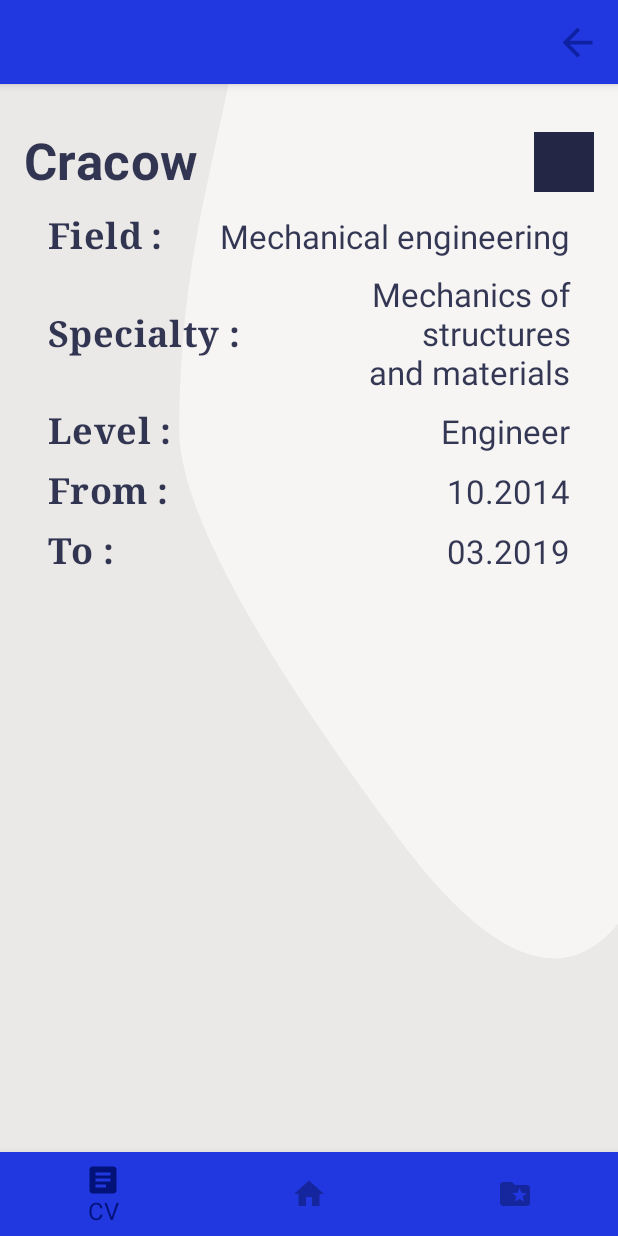
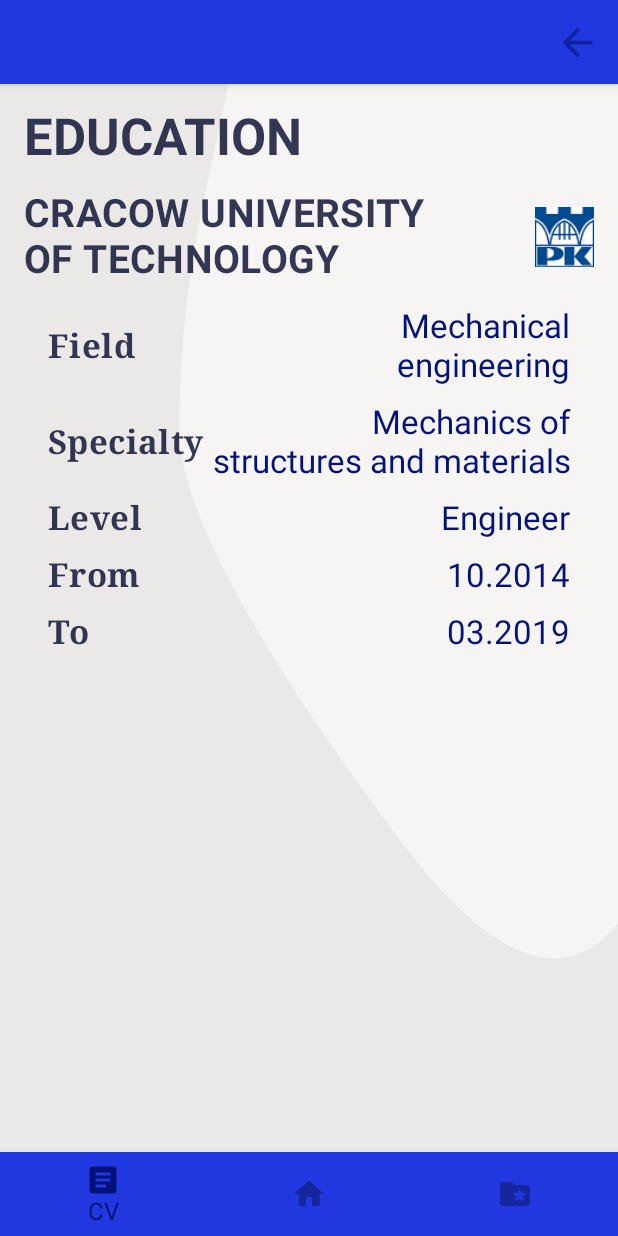
Before and after one commit to DBaw/CvApp, an Android app built with Jetpack Compose: the EducationScreen screen opened through its navigation route, on a phone screen of 412 x 824 dp. Run offline under Robolectric (Android 15) with nearby library versions, the phone set to English and light mode, and no system bars; our stand-ins replace constraintlayout-compose.

Commit message:
Headers in screens. Font sizes from Material Theme. Changes in font colors. Icon in experience and education screen

```diff
--- a/app/src/main/java/com/example/cvapp/screens/ContactScreen.kt
+++ b/app/src/main/java/com/example/cvapp/screens/ContactScreen.kt
@@ -50,8 +50,8 @@ fun ContactScreen() {
         Column {
             Text(
                 text = "CONTACT",
-                color = MaterialTheme.colors.primary,
-                fontSize = 30.sp,
+                color = MaterialTheme.colors.onBackground,
+                fontSize = MaterialTheme.typography.h4.fontSize,
                 fontWeight = FontWeight.Bold,
                 letterSpacing = 3.sp,
                 modifier = Modifier
--- a/app/src/main/java/com/example/cvapp/screens/EducationScreen.kt
+++ b/app/src/main/java/com/example/cvapp/screens/EducationScreen.kt
@@ -4,14 +4,17 @@ import androidx.compose.foundation.Canvas
 import androidx.compose.foundation.background
 import androidx.compose.foundation.layout.*
 import androidx.compose.material.MaterialTheme
+import androidx.compose.material.Text
 import androidx.compose.runtime.Composable
 import androidx.compose.ui.Modifier
 import androidx.compose.ui.graphics.Color
 import androidx.compose.ui.graphics.painter.Painter
 import androidx.compose.ui.res.painterResource
+import androidx.compose.ui.text.font.FontWeight
 import com.example.cvapp.R
 import com.example.cvapp.patterns.randomPatternPath
 import com.example.cvapp.screens.functions.ExpEduData
+import com.example.cvapp.ui.theme.Paddings
 
 @Composable
 fun EducationScreen() {
@@ -32,16 +35,27 @@ fun EducationScreen() {
                 color = patternColor
             )
         }
+Column {
+    Text(
+        text = "EDUCATION",
+        color = MaterialTheme.colors.onBackground,
+        fontWeight = FontWeight.Bold,
+        fontSize = MaterialTheme.typography.h4.fontSize,
+        modifier = Modifier
+            .padding(horizontal = Paddings.Big.padding)
+            .padding(top = Paddings.Big.padding)
+    )
+    Edu(
+        place = "CRACOW UNIVERSITY\nOF TECHNOLOGY",
+        icon = painterResource(id = R.drawable.pk_logo),
+        field = "Mechanical\nengineering",
+        specialty = "Mechanics of\n structures and materials",
+        level = "Engineer",
+        startDate = "10.2014",
+        endDate = "03.2019"
+    )
+}
 
-            Edu(
-            place = "Cracow",
-            icon = painterResource(id = R.drawable.pk_logo),
-            field = "Mechanical engineering",
-            specialty = "Mechanics of structures\nand materials",
-            level = "Engineer",
-            startDate = "10.2014",
-            endDate = "03.2019"
-        )
         }
     }
 
@@ -49,7 +63,6 @@ fun EducationScreen() {
 fun Edu(place: String, icon: Painter, field: String, specialty: String, level: String, startDate: String, endDate: String){
     Box(
         modifier = Modifier
-            //.padding(Paddings.Large.padding)
             .background(Color.Transparent)
     ) {
 
--- a/app/src/main/java/com/example/cvapp/screens/HomeScreen.kt
+++ b/app/src/main/java/com/example/cvapp/screens/HomeScreen.kt
@@ -44,7 +44,7 @@ fun HomeScreen() {
                 Text(
                     text = "HELLO!",
                     fontWeight = FontWeight.Bold,
-                    fontSize = 30.sp,
+                    fontSize = MaterialTheme.typography.h4.fontSize,
                     letterSpacing = 3.sp,
                     color = MaterialTheme.colors.primary,
                     modifier = Modifier
--- a/app/src/main/java/com/example/cvapp/screens/ProjectsScreen.kt
+++ b/app/src/main/java/com/example/cvapp/screens/ProjectsScreen.kt
@@ -51,7 +51,7 @@ fun ProjectsScreen() {
 
             Text(
                 text = "MY PROJECTS",
-                color = MaterialTheme.colors.primary,
+                color = MaterialTheme.colors.onBackground,
                 fontSize = 30.sp,
                 fontWeight = FontWeight.Bold,
                 letterSpacing = 3.sp,
--- a/app/src/main/java/com/example/cvapp/screens/functions/CvExpEdu.kt
+++ b/app/src/main/java/com/example/cvapp/screens/functions/CvExpEdu.kt
@@ -7,6 +7,8 @@ import androidx.compose.material.Text
 import androidx.compose.runtime.Composable
 import androidx.compose.ui.Alignment
 import androidx.compose.ui.Modifier
+import androidx.compose.ui.graphics.Color
+import androidx.compose.ui.graphics.Color.Companion.Unspecified
 import androidx.compose.ui.graphics.painter.Painter
 import androidx.compose.ui.text.font.FontWeight
 import androidx.compose.ui.text.style.TextAlign
@@ -19,28 +21,27 @@ fun ExpEduData(
     description: String? = null,
     head: String? = null,
     icon: Painter? = null,
-    responsibilities: String? = null
+    responsibilities: List<String>? = null
 ) {
     if (responsibilities == null) {
         Row(
             modifier = Modifier
                 .fillMaxWidth()
                 .padding(
-                    start = if (head != null) Paddings.Big.padding else Paddings.Large.padding,
-                    end = if (head != null) Paddings.Big.padding else Paddings.Large.padding,
-                    top = if (head != null) Paddings.Large.padding else Paddings.Medium.padding,
+                    top = if (head != null) Paddings.Big.padding else Paddings.Medium.padding,
                     bottom = if (head != null) Paddings.Medium.padding else Paddings.Small.padding,
-                ),
+                )
+                .padding(horizontal = if (head != null) Paddings.Big.padding else Paddings.Large.padding),
             horizontalArrangement = Arrangement.SpaceBetween,
             verticalAlignment = Alignment.CenterVertically
         ) {
             Text(
-                text = head ?: "$mainText :",
+                text = head ?: "$mainText",
                 fontWeight = FontWeight.Bold,
-                fontSize = if (head == null) MaterialTheme.typography.h5.fontSize else MaterialTheme.typography.h4.fontSize,
+                fontSize = if (head == null) MaterialTheme.typography.h6.fontSize else MaterialTheme.typography.h5.fontSize,
                 fontFamily = if (head == null) MaterialTheme.typography.h6.fontFamily else MaterialTheme.typography.h4.fontFamily,
                 letterSpacing = MaterialTheme.typography.body2.letterSpacing,
-                color = MaterialTheme.colors.onBackground,
+                color = MaterialTheme.colors.onBackground
             )
             if (head == null) {
                 if (description != null) {
@@ -48,13 +49,19 @@ fun ExpEduData(
                         text = description,
                         fontWeight = FontWeight.Normal,
                         fontSize = MaterialTheme.typography.h6.fontSize,
-                        color = MaterialTheme.colors.onBackground,
+                        color = MaterialTheme.colors.primary,
                         textAlign = TextAlign.End
                     )
                 }
             } else {
                 if (icon != null) {
-                    Icon(painter = icon, contentDescription = "$head", Modifier.size(40.dp))
+                    Icon(
+                        painter = icon,
+                        contentDescription = head,
+                        Modifier
+                            .size(40.dp),
+                        tint = Unspecified
+                    )
                 }
             }
         }
@@ -62,31 +69,31 @@ fun ExpEduData(
         Column(
             modifier = Modifier
                 .fillMaxWidth()
-                .padding(
-                    start = Paddings.Big.padding,
-                    end = Paddings.Big.padding,
-                    top = Paddings.Large.padding,
-                    bottom = Paddings.Big.padding
-                ),
+                .padding(Paddings.Big.padding),
             horizontalAlignment = Alignment.Start,
             verticalArrangement = Arrangement.SpaceBetween
         ) {
             Text(
-                text = "Responsibilities :",
+                text = "Responsibilities",
                 fontWeight = FontWeight.Bold,
                 fontSize = MaterialTheme.typography.h5.fontSize,
                 fontFamily = MaterialTheme.typography.h6.fontFamily,
                 letterSpacing = MaterialTheme.typography.body2.letterSpacing,
                 color = MaterialTheme.colors.onBackground,
             )
-            Text(
-                text = responsibilities,
-                fontWeight = FontWeight.Normal,
-                fontSize = MaterialTheme.typography.h6.fontSize,
-                color = MaterialTheme.colors.onBackground,
-                textAlign = TextAlign.Start,
-                modifier = Modifier.padding(vertical = Paddings.Medium.padding, horizontal = Paddings.Big.padding)
-            )
+            responsibilities.forEach {
+                Text(
+                    text = it,
+                    fontWeight = FontWeight.Normal,
+                    fontSize = MaterialTheme.typography.h6.fontSize,
+                    color = MaterialTheme.colors.primary,
+                    textAlign = TextAlign.Start,
+                    modifier = Modifier.padding(
+                        vertical = Paddings.Medium.padding,
+                        horizontal = Paddings.Big.padding
+                    )
+                )
+            }
         }
     }
 }
--- a/app/src/main/java/com/example/cvapp/screens/functions/CvInfo.kt
+++ b/app/src/main/java/com/example/cvapp/screens/functions/CvInfo.kt
@@ -57,7 +57,7 @@ fun CvInfoData(name: String, data: String) {
                     text = data,
                     fontWeight = FontWeight.Normal,
                     fontSize = MaterialTheme.typography.h6.fontSize,
-                    color = MaterialTheme.colors.onBackground,
+                    color = MaterialTheme.colors.primary,
                     textAlign = TextAlign.End
                 )
 
--- a/app/src/main/java/com/example/cvapp/ui/theme/Type.kt
+++ b/app/src/main/java/com/example/cvapp/ui/theme/Type.kt
@@ -12,6 +12,9 @@ val Typography = Typography(
         fontFamily = FontFamily.Default,
         fontWeight = FontWeight.Normal,
         fontSize = 16.sp
+    ),
+    h5 = TextStyle(
+        fontSize = 26.sp
     ),
     h6 = TextStyle(
         fontSize = 22.sp,
```
Also changed, not shown: app/src/main/java/com/example/cvapp/screens/ExperienceScreen.kt (+22 -4 lines), app/src/main/java/com/example/cvapp/screens/InfoScreen.kt (+15 -1 lines), app/src/main/java/com/example/cvapp/screens/InterestsScreen.kt (+12 -1 lines), app/src/main/java/com/example/cvapp/screens/SkillsScreen.kt (+14 -2 lines), app/src/main/java/com/example/cvapp/screens/functions/CvSkillsInterests.kt (+5 -4 lines), app/src/main/res/drawable-hdpi/fitech_logo.png (added), app/src/main/res/drawable-hdpi/pk_logo.png (added), app/src/main/res/drawable-xxxhdpi/fitech_logo.jpg (deleted), app/src/main/res/drawable-xxxhdpi/pk_logo.jpg (deleted), app/src/main/res/drawable-xxxhdpi/pklogo.webp (deleted).
